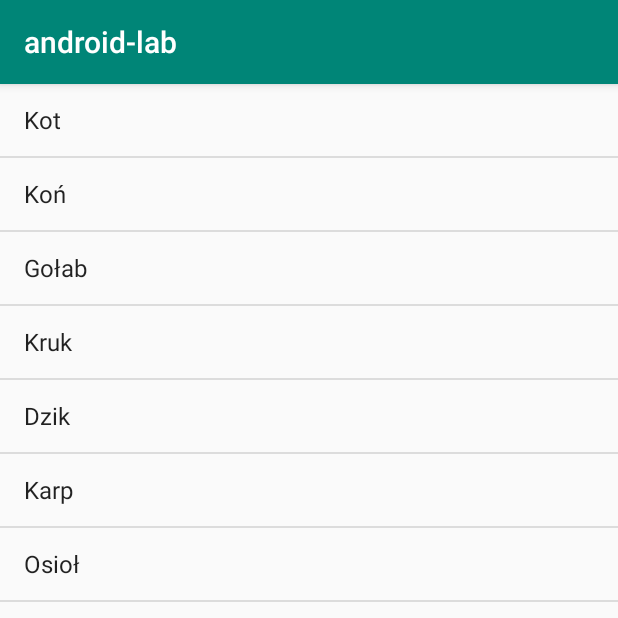
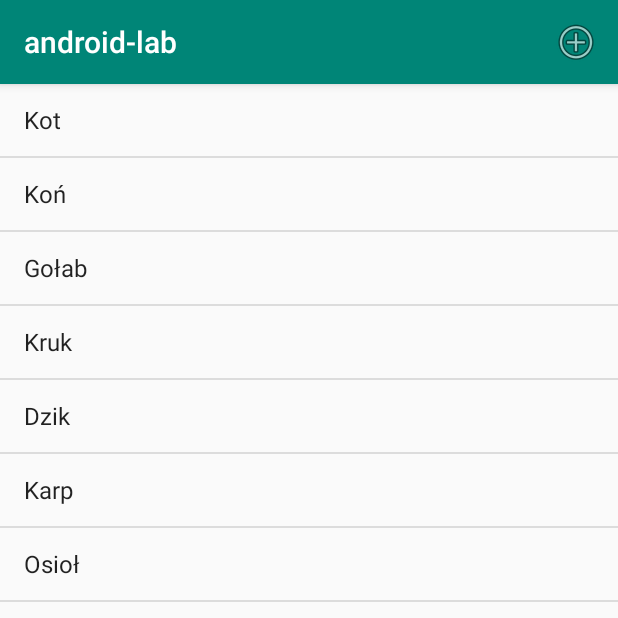
Before and after one commit to Raew96/android-lab, an Android app: the screen it shows after launch (MainActivity), on a phone screen of 412 x 824 dp, the top half of it. Run offline under Robolectric (Android 15) with nearby library versions, the phone set to English and light mode, and no system bars.

Commit message:
Tworzenie formularza dodawanie wpisu

```diff
--- a/app/src/main/AndroidManifest.xml
+++ b/app/src/main/AndroidManifest.xml
@@ -9,6 +9,7 @@
         android:roundIcon="@mipmap/ic_launcher_round"
         android:supportsRtl="true"
         android:theme="@style/AppTheme">
+        <activity android:name=".DodajWpis"></activity>
         <activity android:name=".MainActivity">
             <intent-filter>
                 <action android:name="android.intent.action.MAIN" />
--- a/app/src/main/java/com/example/android_lab/MainActivity.java
+++ b/app/src/main/java/com/example/android_lab/MainActivity.java
@@ -2,7 +2,11 @@ package com.example.android_lab;
 
 import androidx.appcompat.app.AppCompatActivity;
 
+import android.content.Intent;
 import android.os.Bundle;
+import android.view.Menu;
+import android.view.MenuInflater;
+import android.view.MenuItem;
 import android.widget.ArrayAdapter;
 import android.widget.ListView;
 
@@ -32,4 +36,19 @@ public class MainActivity extends AppCompatActivity {
         ListView listView = (ListView)findViewById(R.id.list_view);
         listView.setAdapter(this.adapter);
     }
+
+    @Override
+    public boolean onCreateOptionsMenu(Menu menu)
+    {
+        MenuInflater inflater = getMenuInflater();
+        inflater.inflate(R.menu.main_menu, menu);
+        return  true;
+    }
+
+    public void nowyWpis(MenuItem menu)
+    {
+        Intent intecja = new Intent(this, DodajWpis.class);
+        startActivityForResult(intecja, 1);
+    }
+
 }
--- /dev/null
+++ b/app/src/main/res/menu/main_menu.xml
@@ -0,0 +1,12 @@
+<?xml version="1.0" encoding="utf-8"?>
+<menu xmlns:app="http://schemas.android.com/apk/res-auto"
+    xmlns:android="http://schemas.android.com/apk/res/android">
+
+    <item
+        android:id="@+id/create"
+        android:icon="@android:drawable/ic_menu_add"
+        android:onClick="nowyWpis"
+        android:title="Nowy"
+        app:showAsAction="always" />
+
+</menu>
```
Also changed, not shown: app/src/main/java/com/example/android_lab/DodajWpis.java (added, +14 -0 lines), app/src/main/res/layout/activity_dodaj_wpis.xml (added, +30 -0 lines).
